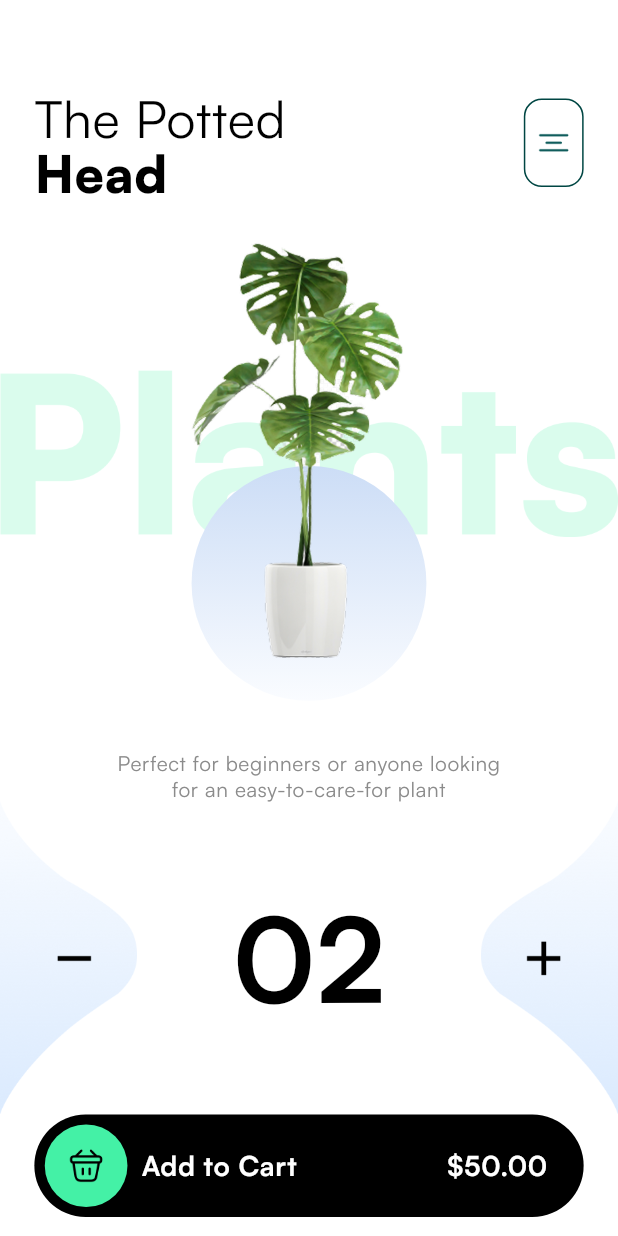
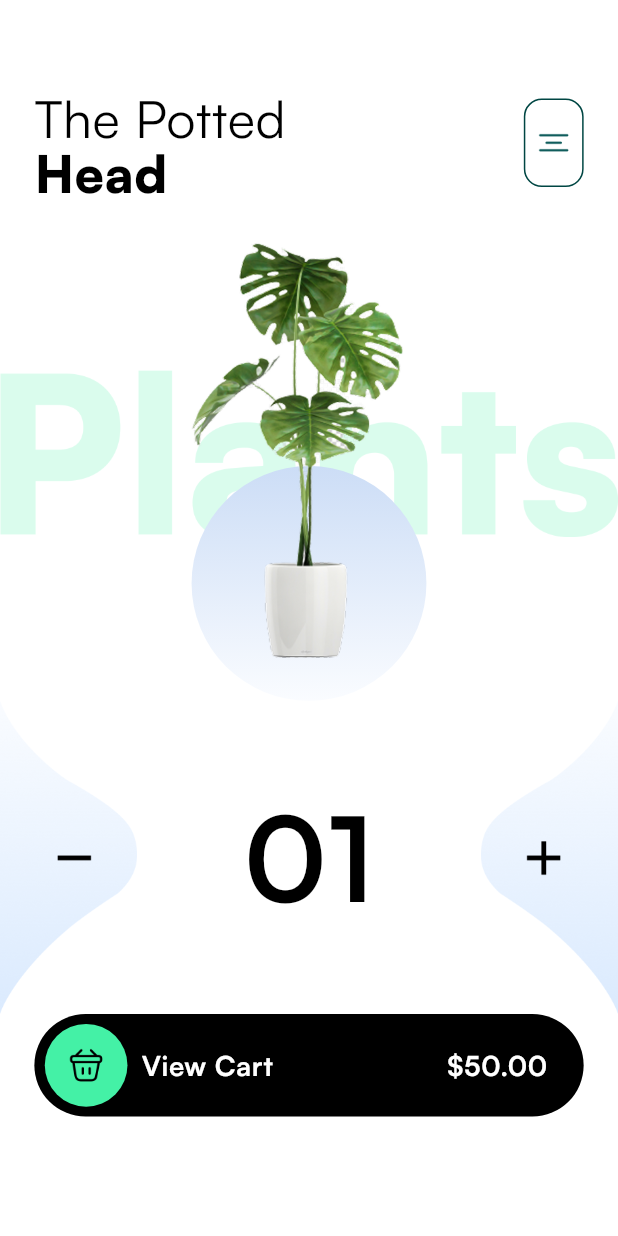
Before and after one commit to divyabarvaliya/plant_shop, a Flutter app: the AddToCartScreen screen opened directly with empty values, after a tap on "Add to Cart", on a phone screen of 412 x 824 dp. Run offline on Flutter 3.47's test engine with Material 3 defaults, Android fonts, the phone set to English and light mode, and no system bars; drawn by our look-alikes of flutter_bounceable; our stand-ins replace action_slider, flutter_card_swiper, flutter_staggered_animations, fluttertoast, get.

Commit message:
# Design Add to cart, Cart screen

```diff
--- a/lib/core/constants/assets.dart
+++ b/lib/core/constants/assets.dart
@@ -9,6 +9,8 @@ class ImagesAsset {
   static const String homeBac1 = '$images/home_bac_1.png';
   static const String homeBac2 = '$images/home_bac_2.png';
   static const String plantsBc = '$images/plants.png';
+  static const String cartBc = '$images/cart_bc.png';
+  static const String paymentBc = '$images/payment_bc.png';
 }
 
 class IconsAsset {
--- a/lib/core/model/plants_model.dart
+++ b/lib/core/model/plants_model.dart
@@ -3,12 +3,14 @@ class PlantModel {
   String title;
   String dec;
   double price;
+  int piece;
 
   PlantModel({
     required this.img,
     required this.title,
     required this.dec,
     required this.price,
+    this.piece = 1,
   });
 
   PlantModel copyWith({
@@ -16,12 +18,14 @@ class PlantModel {
     String? title,
     String? dec,
     double? price,
+    int? piece,
   }) {
     return PlantModel(
       img: img ?? this.img,
       title: title ?? this.title,
       dec: dec ?? this.dec,
       price: price ?? this.price,
+      piece: piece ?? this.piece,
     );
   }
 }
--- /dev/null
+++ b/lib/core/utils/debouncer.dart
@@ -0,0 +1,18 @@
+import 'dart:async';
+
+import 'package:flutter/material.dart';
+
+class DeBouncer {
+  final int milliSecond;
+  VoidCallback? action;
+  Timer? _timer;
+
+  DeBouncer({required this.milliSecond});
+
+  run(VoidCallback action) {
+    if (_timer != null) {
+      _timer!.cancel();
+    }
+    _timer = Timer(Duration(milliseconds: milliSecond), action);
+  }
+}
--- a/lib/main.dart
+++ b/lib/main.dart
@@ -1,7 +1,7 @@
 import 'package:flutter/material.dart';
 import 'package:get/get.dart';
-import 'package:plant_shop/controller/auth_ctrl.dart';
-import 'package:plant_shop/controller/main_controller.dart';
+import 'package:plant_shop/core/controller/auth_ctrl.dart';
+import 'package:plant_shop/core/controller/main_controller.dart';
 
 import 'screens/splash_screen.dart';
 
--- a/lib/screens/add_to_cart_screen.dart
+++ b/lib/screens/add_to_cart_screen.dart
@@ -1,7 +1,12 @@
 import 'package:flutter/material.dart';
 import 'package:flutter_bounceable/flutter_bounceable.dart';
-import 'package:plant_shop/controller/main_controller.dart';
+import 'package:get/get.dart';
+import 'package:plant_shop/core/controller/main_controller.dart';
+import 'package:plant_shop/core/model/plants_model.dart';
+import 'package:plant_shop/core/utils/debouncer.dart';
 import 'package:plant_shop/core/widgets/drawer_icon.dart';
+import 'package:plant_shop/core/widgets/entry_list_item.dart';
+import 'package:plant_shop/screens/cart_screen.dart';
 
 import '../core/constants/constants.dart';
 
@@ -15,6 +20,24 @@ class AddToCartScreen extends StatefulWidget {
 }
 
 class _AddToCartScreenState extends State<AddToCartScreen> {
+  RxInt pieceNumber = 1.obs;
+  RxDouble piecePrice = 0.0.obs;
+  final deBouncer = DeBouncer(milliSecond: 300);
+  RxBool isTap = false.obs;
+
+  _totalPieceCount() {
+    piecePrice.value =
+        MainController.to.plants[widget.idx].price * pieceNumber.value;
+  }
+
+  @override
+  void initState() {
+    // TODO: implement initState
+    super.initState();
+    piecePrice.value = MainController.to.plants[widget.idx].price;
+    pieceNumber.value = MainController.to.plants[widget.idx].piece;
+  }
+
   @override
   Widget build(BuildContext context) {
     return Scaffold(
@@ -23,9 +46,139 @@ class _AddToCartScreenState extends State<AddToCartScreen> {
         children: [
           Padding(
             padding: EdgeInsets.only(top: Dimens.verticalBlockSize * 7),
-            child: _appBar(),
+            child: EntryListItem(index: 0, child: _appBar()),
           ),
-          Padding(
+          _plantView(),
+          _incrementDecrementView(),
+          _addToCartButton(),
+        ],
+      ),
+    );
+  }
+
+  Widget _addToCartButton() {
+    return EntryListItem(
+      index: 5,
+      child: Bounceable(
+        onTap: () {
+          if (!isTap.value) {
+            isTap.value = true;
+            deBouncer.run(() {
+              MainController.to.plants[widget.idx] = MainController
+                  .to
+                  .plants[widget.idx]
+                  .copyWith(price: piecePrice.value, piece: pieceNumber.value);
+              PlantModel plants = MainController.to.plants[widget.idx];
+              bool isExist = MainController.to.cart.any((item) {
+                if (item.title == plants.title) {
+                  int inx = MainController.to.cart.indexOf(item);
+                  MainController.to.cart[inx] = MainController.to.cart[inx]
+                      .copyWith(price: plants.price, piece: pieceNumber.value);
+                  return true;
+                }
+                return false;
+              });
+              if (!isExist) {
+                MainController.to.cart.add(plants);
+              }
+            });
+          } else {
+            _modalBottomSheetMenu();
+          }
+        },
+        child: Container(
+          margin: EdgeInsets.symmetric(horizontal: Dimens.s_20()),
+          padding: EdgeInsets.symmetric(
+            vertical: Dimens.verticalBlockSize * 0.8,
+            horizontal: Dimens.s_6(),
+          ),
+          decoration: BoxDecoration(
+            color: Colors.black,
+            borderRadius: BorderRadius.circular(42),
+          ),
+          child: Row(
+            children: [
+              CircleAvatar(
+                radius: Dimens.s_24(),
+                backgroundColor: AppColors.lightGreen,
+                child: Image.asset(
+                  IconsAsset.bin,
+                  scale: 4,
+                  color: Colors.black,
+                ),
+              ),
+              SizedBox(width: Dimens.s_8()),
+              Obx(
+                () => Text(
+                  isTap.value ? 'View Cart' : 'Add to Cart',
+                  style: AppTextStyle.bodyRegular[16]?.copyWith(
+                    fontWeight: FontWeight.w700,
+                    fontFamily: FontFamily.satoshi,
+                    color: Colors.white,
+                  ),
+                ),
+              ),
+              Spacer(),
+              Obx(
+                () => Padding(
+                  padding: EdgeInsets.only(right: Dimens.s_15()),
+                  child: Text(
+                    '''\$${piecePrice.value.toStringAsFixed(2)}''',
+                    style: AppTextStyle.bodyRegular[16]?.copyWith(
+                      fontWeight: FontWeight.w700,
+                      fontFamily: FontFamily.satoshi,
+                      color: Colors.white,
+                    ),
+                  ),
+                ),
+              ),
+            ],
+          ),
+        ),
+      ),
+    );
+  }
+
+  Widget _incrementDecrementView() {
+    return EntryListItem(
+      index: 3,
+      child: Row(
+        mainAxisAlignment: MainAxisAlignment.spaceBetween,
+        children: [
+          Bounceable(
+            onTap: () {
+              isTap.value = false;
+              if (pieceNumber.value != 1) {
+                pieceNumber.value -= 1;
+              }
+              _totalPieceCount();
+            },
+            child: Image.asset(IconsAsset.minus, scale: 4.2),
+          ),
+          Obx(
+            () => Text(
+              pieceNumber.value.toString().padLeft(2, '0'),
+              style: AppTextStyle.bodyRegular[70]?.copyWith(
+                fontWeight: FontWeight.w700,
+                fontFamily: FontFamily.satoshi,
+              ),
+            ),
+          ),
+          Bounceable(
+            onTap: () {
+              isTap.value = false;
+              pieceNumber.value += 1;
+              _totalPieceCount();
+            },
+            child: Image.asset(IconsAsset.plus, scale: 4.2),
+          ),
+        ],
+      ),
+    );
+  }
+
+  Widget _plantView() {
+    return Padding(
       padding: EdgeInsets.only(top: Dimens.verticalBlockSize * 0.6),
       child: Stack(
         alignment: Alignment.center,
@@ -55,89 +208,17 @@ class _AddToCartScreenState extends State<AddToCartScreen> {
           ),
         ],
       ),
-          ),
-          Padding(
-            padding: EdgeInsets.only(
-              left: Dimens.s_60(),
-              right: Dimens.s_60(),
-              top: Dimens.verticalBlockSize * 4,
-            ),
-            child: Text(
-              textAlign: TextAlign.center,
-              MainController.to.plants[widget.idx].dec,
-              style: AppTextStyle.bodyRegular[12]?.copyWith(
-                fontWeight: FontWeight.w400,
-                height: 1.2,
-                fontFamily: FontFamily.satoshi,
-                color: AppColors.greyScale[40],
-              ),
-            ),
-          ),
-          Row(
-            mainAxisAlignment: MainAxisAlignment.spaceBetween,
-            children: [
-              Image.asset(IconsAsset.minus, scale: 4.2),
-              Text(
-                '02',
-                style: AppTextStyle.bodyRegular[70]?.copyWith(
-                  fontWeight: FontWeight.w700,
-                  fontFamily: FontFamily.satoshi,
-                ),
-              ),
-              Image.asset(IconsAsset.plus, scale: 4.2),
-            ],
-          ),
-          Bounceable(
-            onTap: () {},
-            child: Container(
-              margin: EdgeInsets.symmetric(horizontal: Dimens.s_20()),
-              padding: EdgeInsets.symmetric(
-                vertical: Dimens.verticalBlockSize * 0.8,
-                horizontal: Dimens.s_6(),
-              ),
-              decoration: BoxDecoration(
-                color: Colors.black,
-                borderRadius: BorderRadius.circular(42),
-              ),
-              child: Row(
-                children: [
-                  CircleAvatar(
-                    radius: Dimens.s_24(),
-                    backgroundColor: AppColors.lightGreen,
-                    child: Image.asset(
-                      IconsAsset.bin,
-                      scale: 4,
+    );
+  }
 
-                      color: Colors.black,
-                    ),
-                  ),
-                  SizedBox(width: Dimens.s_8()),
-                  Text(
-                    'Add to Cart',
-                    style: AppTextStyle.bodyRegular[16]?.copyWith(
-                      fontWeight: FontWeight.w700,
-                      fontFamily: FontFamily.satoshi,
-                      color: Colors.white,
-                    ),
-                  ),
-                  Spacer(),
-                  Padding(
-                    padding: EdgeInsets.only(right: Dimens.s_15()),
-                    child: Text(
-                      '\$50.00',
-                      style: AppTextStyle.bodyRegular[16]?.copyWith(
-                        fontWeight: FontWeight.w700,
-                        fontFamily: FontFamily.satoshi,
-                        color: Colors.white,
-                      ),
-                    ),
-                  ),
-                ],
-              ),
-            ),
-          ),
-        ],
-      ),
+  void _modalBottomSheetMenu() {
+    showModalBottomSheet(
+      isScrollControlled: true,
+      context: context,
+
+      builder: (builder) {
+        return CartScreen();
+      },
     );
   }
 
--- a/pubspec.yaml
+++ b/pubspec.yaml
@@ -34,6 +34,9 @@ dependencies:
   flutter_bounceable: ^1.2.0
   get: ^4.7.2
   flutter_card_swiper: ^7.0.2
+  fluttertoast: ^8.2.12
+  action_slider: ^0.7.0
+
 
   # The following adds the Cupertino Icons font to your application.
   # Use with the CupertinoIcons class for iOS style icons.
```
Also changed, not shown: lib/core/utils/snackbar.dart (added, +16 -0 lines), lib/screens/cart_screen.dart (added, +287 -0 lines), lib/screens/home_screen.dart (+41 -15 lines), lib/screens/sign_in__screen.dart (+10 -1 lines), lib/screens/sign_up_screen.dart (+14 -1 lines), assets/images/cart_bc.png (added), assets/images/payment_bc.png (added), lib/core/controller/auth_ctrl.dart (renamed from lib/controller/auth_ctrl.dart), lib/core/controller/main_controller.dart (renamed from lib/controller/main_controller.dart), 8 other files. Lines whose indentation alone changed are shown as unchanged.
